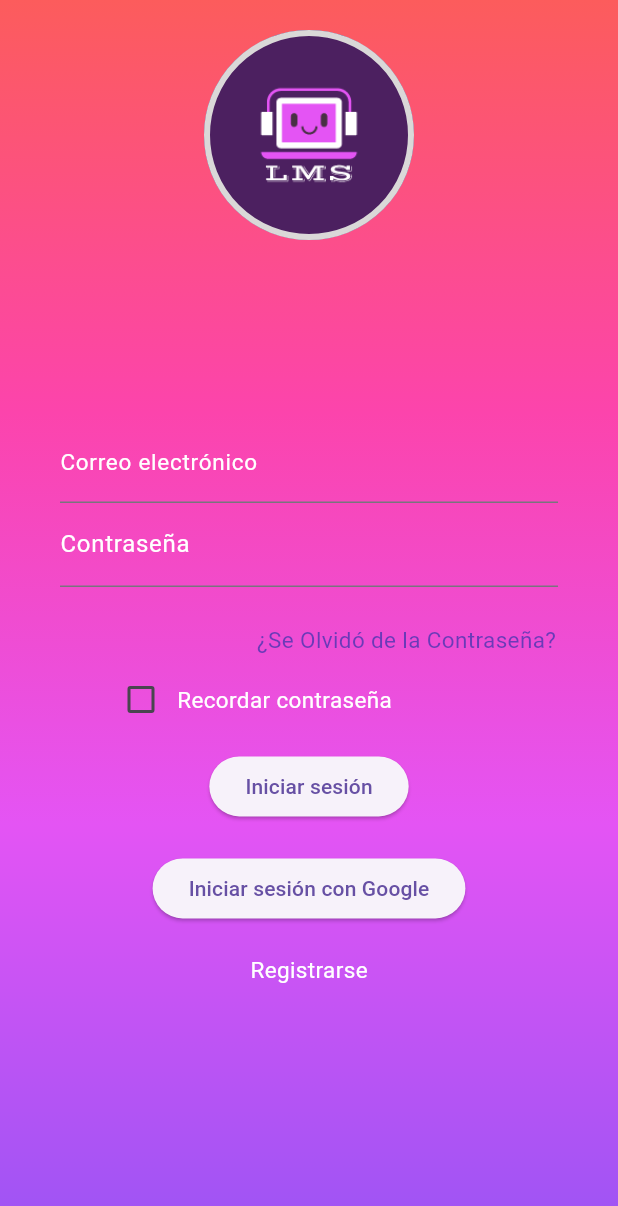
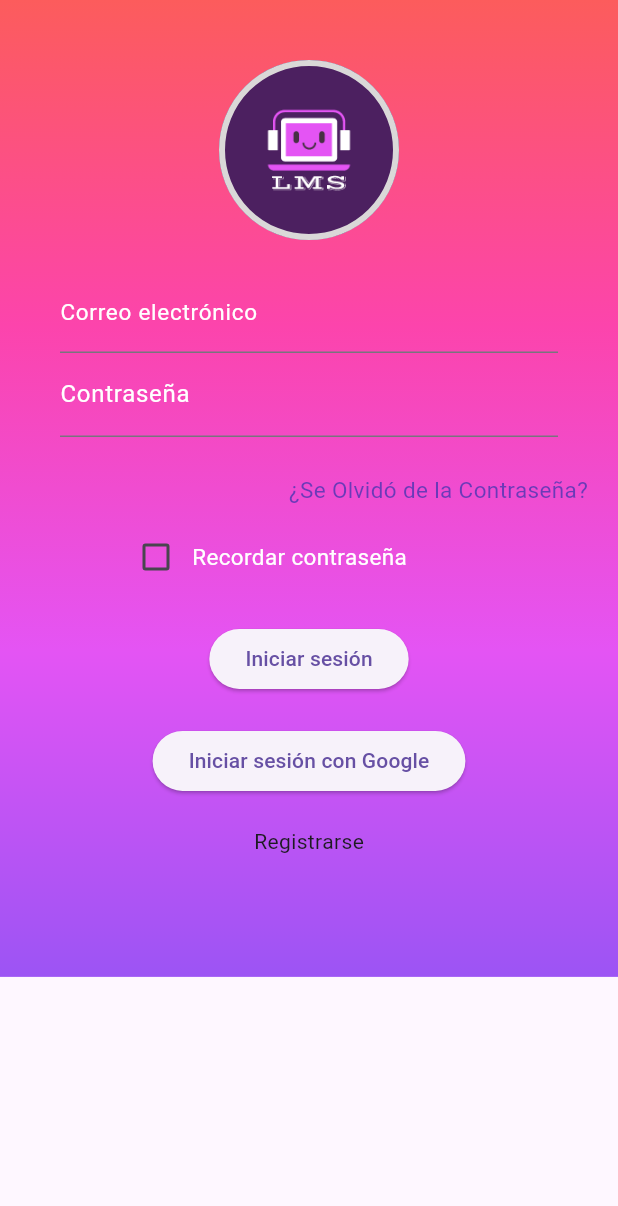
Before and after one commit to JaimeNM0/ListMoviesSeries, a Flutter app: the screen it shows after launch, on a phone screen of 412 x 824 dp. Shown: the top 1206 px of the screen. Run offline on Flutter 3.47's test engine with Material 3 defaults, Android fonts, the phone set to English and light mode, and no system bars; our stand-ins replace google_sign_in.

Commit message:
Cambio en las Reedireciones de Login Y Registro

```diff
--- a/lib/screens/login.dart
+++ b/lib/screens/login.dart
@@ -1,17 +1,23 @@
-// ignore_for_file: prefer_const_constructors
-
 import 'package:flutter/material.dart';
 import 'package:list_movies_series/screens/home.dart';
 import 'package:list_movies_series/screens/register.dart';
 import 'package:list_movies_series/google_sign_in/google_sign_in.dart';
 
-class LoginPage extends StatelessWidget {
+class LoginPage extends StatefulWidget {
+  @override
+  _LoginPageState createState() => _LoginPageState();
+}
+
+class _LoginPageState extends State<LoginPage> {
+  bool isChecked = false;
+
   @override
   Widget build(BuildContext context) {
     return Scaffold(
       appBar: null,
-      body: Container(
-        decoration: new BoxDecoration(
+      body: SingleChildScrollView(
+        child: Container(
+          decoration: BoxDecoration(
             gradient: LinearGradient(
               begin: FractionalOffset.topCenter,
               end: FractionalOffset.bottomCenter,
@@ -27,15 +33,13 @@ class LoginPage extends StatelessWidget {
           child: Column(
             mainAxisAlignment: MainAxisAlignment.center,
             children: [
-            Expanded(
-                child: Column(
+              Column(
                 children: [
                   Container(
-                    margin: EdgeInsets.only(bottom: 100),
+                    margin: EdgeInsets.only(top: 20),
                     child: CircleAvatar(
                       backgroundImage: AssetImage('assets/images/logo.png'),
-                        // Ruta de la imagen de logo en el directorio de assets
-                        radius: 70,
+                      radius: 60,
                       child: Container(
                         alignment: Alignment.topCenter,
                         decoration: BoxDecoration(
@@ -43,10 +47,11 @@ class LoginPage extends StatelessWidget {
                             color: Color.fromARGB(255, 218, 216, 216),
                             width: 4.0,
                           ),
-                            borderRadius: BorderRadius.circular(
-                                70), // Change the radius value to whatever you desire
+                          borderRadius: BorderRadius.circular(60),
                         ),
-                        ))),
+                      ),
+                    ),
+                  ),
                   Container(
                     width: 400.0,
                     margin: EdgeInsets.only(bottom: 5.0),
@@ -60,22 +65,17 @@ class LoginPage extends StatelessWidget {
                               labelStyle:
                                   TextStyle(color: Colors.white, fontSize: 15),
                             ),
-                          style: TextStyle(
-                              color: Colors
-                                  .white), // Cambia el color del texto ingresado
+                            style: TextStyle(color: Colors.white),
                           ),
                         ),
                         Container(
-                        // margin: EdgeInsets.only(bottom: 50),
                           child: TextField(
                             obscureText: true,
                             decoration: InputDecoration(
                               labelText: 'Contraseña',
                               labelStyle: TextStyle(color: Colors.white),
                             ),
-                          style: TextStyle(
-                              color: Colors
-                                  .white), // Cambia el color del texto ingresado
+                            style: TextStyle(color: Colors.white),
                           ),
                         ),
                       ],
@@ -85,35 +85,48 @@ class LoginPage extends StatelessWidget {
                     margin: EdgeInsets.only(left: 50, bottom: 10),
                     child: Column(
                       children: [
-                        Container(
-                          margin: EdgeInsets.only(left: 80, bottom: 5),
-                          child: Row(
-                            mainAxisAlignment: MainAxisAlignment.spaceEvenly,
-                            children: [
-                              Text(
+                        Align(
+                          alignment: Alignment.centerRight,
+                          child: Text(
                             '¿Se Olvidó de la Contraseña?',
                             style: TextStyle(
                                 color: Color.fromARGB(250, 104, 58, 183),
                                 fontSize: 15),
                           ),
+                        ),
+                        Row(
+                          children: [
+                            Container(
+                              padding: EdgeInsets.all(10.0),
+                              child: Row(
+                                children: [
+                                  Checkbox(
+                                    value: isChecked,
+                                    checkColor: Colors
+                                        .white, // Color del check cuando está activo
+                                    activeColor: isChecked
+                                        ? Colors.purple
+                                        : Colors
+                                            .transparent, // Color del fondo del checkbox cuando está activo o transparente cuando está desactivado
+                                    onChanged: (value) {
+                                      setState(() {
+                                        isChecked = value!;
+                                      });
+                                    },
+                                  ),
+                                  Text(
+                                    'Recordar contraseña',
+                                    style: TextStyle(
+                                        color: Colors.white, fontSize: 15),
+                                  ),
                                 ],
                               ),
                             ),
-                        Row(children: [
-                          Checkbox(
-                            value: false,
-                            focusColor: Colors.white,
-                            checkColor: Colors.white,
-                            activeColor: Colors.white,
-                            onChanged: (value) {},
+                          ],
                         ),
-                          Text(
-                            'Recordar contraseña',
-                            style: TextStyle(color: Colors.white, fontSize: 15),
+                      ],
                     ),
-                        ]),
-                      ],
-                    )),
+                  ),
                   SizedBox(width: 20.0),
                   ElevatedButton(
                     onPressed: () {
@@ -132,20 +145,21 @@ class LoginPage extends StatelessWidget {
                   SizedBox(height: 20.0),
                   GestureDetector(
                     onTap: () {
-                    // Acción al presionar el texto de registro
                       Navigator.push(
                         context,
-                        MaterialPageRoute(
-                            builder: (context) => Home()));
+                        MaterialPageRoute(builder: (context) => RegisterPage()),
+                      );
                     },
-                  child: Text(
-                    'Registrarse',
-                    style: TextStyle(color: Colors.white, fontSize: 15),
+                    child: Container(
+                      margin: EdgeInsets.only(
+                          bottom: 60), // Margen solo hacia abajo
+                      child: Text('Registrarse'),
                     ),
                   ),
                 ],
-            ))
+              ),
             ],
+          ),
         ),
       ),
     );
```
Also changed, not shown: lib/screens/register.dart (+82 -103 lines). Lines whose indentation alone changed are shown as unchanged.
